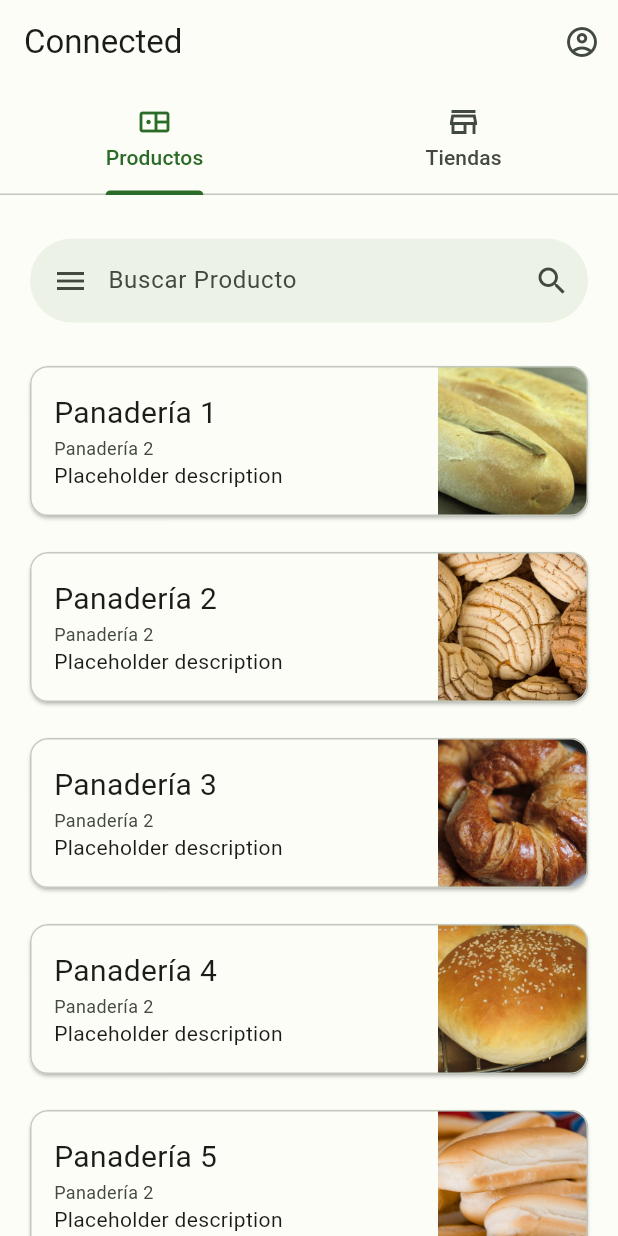
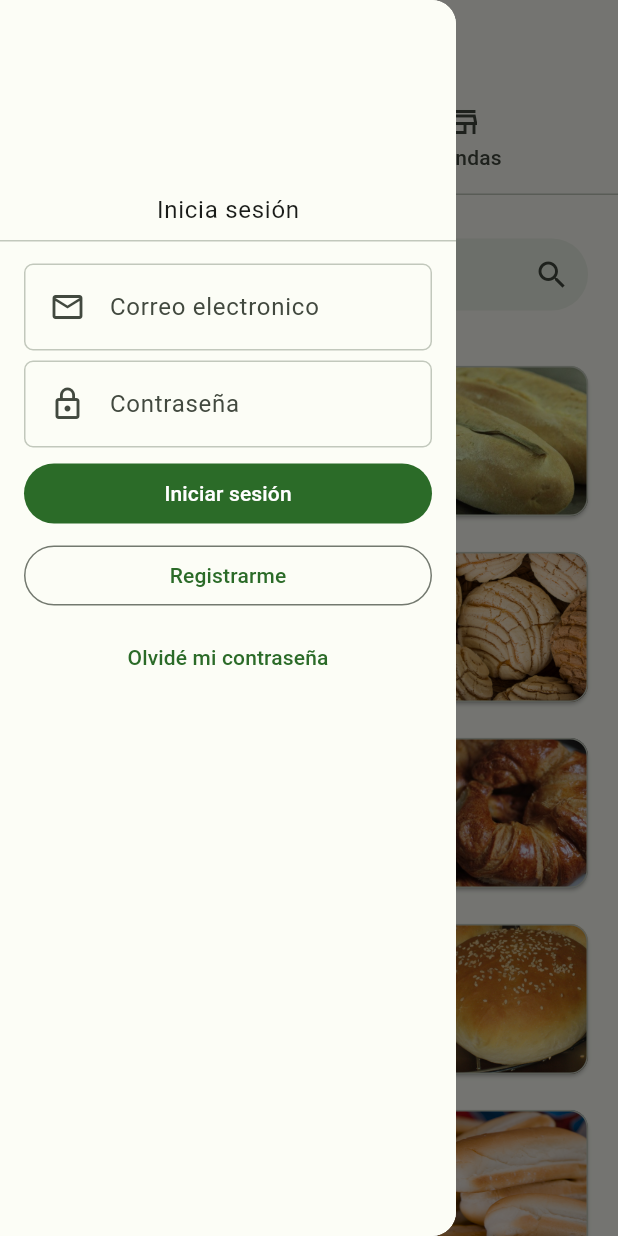
Before and after one commit to RejonSJ/connected_android, a Flutter app: the screen it shows after launch, with the side drawer open (before the commit the screen has no drawer), on a phone screen of 412 x 824 dp. Run offline on Flutter 3.47's test engine with Material 2 defaults, Android fonts, the phone set to English and light mode, and no system bars.

Commit message:
Add: Drawer

```diff
--- /dev/null
+++ b/connected_android/lib/globals.dart
@@ -0,0 +1,3 @@
+library connected_android.globals;
+
+bool isLoggedIn = false;
--- a/connected_android/lib/pages/home_page.dart
+++ b/connected_android/lib/pages/home_page.dart
@@ -1,6 +1,7 @@
 import 'package:connected_android/widgets/product_list.dart';
 import 'package:connected_android/widgets/search_input.dart';
 import 'package:flutter/material.dart';
+import '../widgets/drawer/default_drawer.dart';
 import '../widgets/shop_list.dart';
 
 class HomePage extends StatefulWidget {
@@ -10,8 +11,7 @@ class HomePage extends StatefulWidget {
   State<HomePage> createState() => _HomePageState();
 }
 
-class _HomePageState extends State<HomePage>
-    with TickerProviderStateMixin {
+class _HomePageState extends State<HomePage> with TickerProviderStateMixin {
   late TabController _tabController;
 
   @override
@@ -19,6 +19,7 @@ class _HomePageState extends State<HomePage>
     super.initState();
     _tabController = TabController(length: 2, vsync: this);
   }
+
   @override
   Widget build(BuildContext context) {
     return DefaultTabController(
@@ -27,35 +28,34 @@ class _HomePageState extends State<HomePage>
       child: Scaffold(
         appBar: AppBar(
           title: const Text('Connected'),
-          actions: [
-            IconButton(onPressed: () {
-
-            },
-            icon: const Icon(Icons.account_circle_outlined))
-          ],
           bottom: TabBar(
             controller: _tabController,
             tabs: const [
-              Tab(icon: Icon(Icons.bento_outlined), text: 'Productos',),
-              Tab(icon: Icon(Icons.store_outlined), text: 'Tiendas',)
+              Tab(
+                icon: Icon(Icons.bento_outlined),
+                text: 'Productos',
+              ),
+              Tab(
+                icon: Icon(Icons.store_outlined),
+                text: 'Tiendas',
+              )
             ],
           ),
         ),
+        drawer: DefaultDrawer(),
         body: TabBarView(
           controller: _tabController,
           children: <Widget>[
-            Stack(
-              children: const [
-                ProductList(),
-                SearchInput(searchType: 'Producto',),
-              ]
-            ),
-            Stack(
-              children: const [
-                ShopList(),
-                SearchInput(searchType: 'Tienda'),
-              ]
-            ),
+            Stack(children: const [
+              ProductList(),
+              SearchInput(
+                searchType: 'Producto',
+              ),
+            ]),
+            Stack(children: const [
+              ShopList(),
+              SearchInput(searchType: 'Tienda'),
+            ]),
           ],
         ),
       ),
--- a/connected_android/lib/pages/search_page.dart
+++ b/connected_android/lib/pages/search_page.dart
@@ -1,4 +1,3 @@
-import 'package:connected_android/color_schemes.g.dart';
 import 'package:flutter/material.dart';
 
 class SearchPage extends StatelessWidget {
@@ -15,7 +14,7 @@ class SearchPage extends StatelessWidget {
         child: Column(
           mainAxisAlignment: MainAxisAlignment.center,
           children: [
-            Icon(Icons.search_off, size: 150, color: lightColorScheme.onSurfaceVariant,),
+            Icon(Icons.search_off, size: 150, color: Theme.of(context).colorScheme.onSurfaceVariant,),
             const Text('No se encontró ningún resultado'),
             OutlinedButton(
               onPressed: () {
--- /dev/null
+++ b/connected_android/lib/widgets/drawer/default_drawer.dart
@@ -0,0 +1,21 @@
+import '../../globals.dart' as globals;
+import 'package:connected_android/widgets/drawer/login_menu.dart';
+import 'package:connected_android/widgets/drawer/user_menu.dart';
+import 'package:flutter/material.dart';
+
+class DefaultDrawer extends StatelessWidget {
+  const DefaultDrawer({super.key});
+
+  @override
+  Widget build(BuildContext context) {
+    Widget page;
+    if (globals.isLoggedIn) {
+      page = const UserMenu();
+    } else {
+      page = const LoginMenu();
+    }
+    return LayoutBuilder(builder: (context, constraint) {
+      return Drawer(child: page);
+    });
+  }
+}
--- /dev/null
+++ b/connected_android/lib/widgets/drawer/login_menu.dart
@@ -0,0 +1,98 @@
+import '../../globals.dart' as globals;
+import 'package:flutter/material.dart';
+
+class LoginMenu extends StatelessWidget {
+  const LoginMenu({
+    super.key,
+  });
+
+  @override
+  Widget build(BuildContext context) {
+    return Drawer(
+      child: ListView(
+        children: [
+          const DrawerHeader(
+            child: Align(
+                alignment: Alignment.bottomCenter,
+                child: Text('Inicia sesión')),
+          ),
+          Container(
+            padding: const EdgeInsets.symmetric(horizontal: 16),
+            height: 300,
+            child: Column(
+              mainAxisSize: MainAxisSize.max,
+              mainAxisAlignment: MainAxisAlignment.spaceEvenly,
+              children: [
+                Container(
+                  padding: const EdgeInsets.all(4),
+                  decoration: BoxDecoration(
+                      borderRadius: const BorderRadius.all(Radius.circular(6)),
+                      border: Border.all(
+                          width: 1,
+                          color: Theme.of(context).colorScheme.outlineVariant)),
+                  child: TextField(
+                    decoration: InputDecoration(
+                      border:
+                          const OutlineInputBorder(borderSide: BorderSide.none),
+                      contentPadding:
+                          const EdgeInsets.symmetric(horizontal: 16),
+                      hintText: 'Correo electronico',
+                      hintStyle: TextStyle(
+                          color: Theme.of(context).colorScheme.onSurfaceVariant,
+                          fontSize: 16),
+                      prefixIcon: const SizedBox(
+                        width: 18,
+                        child: Icon(Icons.email_outlined),
+                      ),
+                    ),
+                  ),
+                ),
+                Container(
+                  padding: const EdgeInsets.all(4),
+                  decoration: BoxDecoration(
+                      borderRadius: const BorderRadius.all(Radius.circular(6)),
+                      border: Border.all(
+                          width: 1,
+                          color: Theme.of(context).colorScheme.outlineVariant)),
+                  child: TextField(
+                    obscureText: true,
+                    decoration: InputDecoration(
+                      border:
+                          const OutlineInputBorder(borderSide: BorderSide.none),
+                      contentPadding:
+                          const EdgeInsets.symmetric(horizontal: 16),
+                      hintText: 'Contraseña',
+                      hintStyle: TextStyle(
+                          color: Theme.of(context).colorScheme.onSurfaceVariant,
+                          fontSize: 16),
+                      prefixIcon: const SizedBox(
+                        width: 18,
+                        child: Icon(Icons.lock_outline),
+                      ),
+                    ),
+                  ),
+                ),
+                FilledButton(
+                    onPressed: () {
+                      globals.isLoggedIn = true;
+                    },
+                    style: ElevatedButton.styleFrom(
+                      minimumSize: const Size.fromHeight(40),
+                    ),
+                    child: const Text('Iniciar sesión')),
+                OutlinedButton(
+                    onPressed: () {},
+                    style: ElevatedButton.styleFrom(
+                        minimumSize: const Size.fromHeight(40)),
+                    child: const Text('Registrarme')),
+                TextButton(
+                    onPressed: () {},
+                    child: const Text('Olvidé mi contraseña')),
+              ],
+            ),
+          ),
+        ],
+      ),
+    );
+  }
+}
--- a/connected_android/lib/widgets/product_card.dart
+++ b/connected_android/lib/widgets/product_card.dart
@@ -1,6 +1,5 @@
 import 'package:flutter/material.dart';
 
-import '../color_schemes.g.dart';
 import '../core/entities/product.dart';
 import '../core/entities/shop.dart';
 
@@ -12,7 +11,7 @@ createProductList(BuildContext context, Shop shops, Product products) => InkWell
     shape: RoundedRectangleBorder(
       borderRadius: BorderRadius.circular(12),
       side: BorderSide(
-        color: lightColorScheme.outlineVariant,
+        color: Theme.of(context).colorScheme.outlineVariant,
         width: 1,
       ),
     ),
@@ -29,9 +28,9 @@ createProductList(BuildContext context, Shop shops, Product products) => InkWell
                 mainAxisAlignment: MainAxisAlignment.spaceAround,
                 crossAxisAlignment: CrossAxisAlignment.start,
                 children: [
-                  Text(products.name, style: TextStyle(fontSize: 20, color: lightColorScheme.onSurface),),
-                  Text(shops.name, style: TextStyle(fontSize: 12, color: lightColorScheme.onSurfaceVariant)),
-                  Text(products.description, style: TextStyle(fontSize: 14, color: lightColorScheme.onSurface),),
+                  Text(products.name, style: TextStyle(fontSize: 20, color: Theme.of(context).colorScheme.onSurface),),
+                  Text(shops.name, style: TextStyle(fontSize: 12, color: Theme.of(context).colorScheme.onSurfaceVariant)),
+                  Text(products.description, style: TextStyle(fontSize: 14, color: Theme.of(context).colorScheme.onSurface),),
                 ],
               ),
             ),
--- a/connected_android/lib/widgets/search_input.dart
+++ b/connected_android/lib/widgets/search_input.dart
@@ -1,4 +1,3 @@
-import 'package:connected_android/color_schemes.g.dart';
 import 'package:connected_android/pages/search_page.dart';
 import 'package:flutter/material.dart';
 
@@ -21,9 +20,9 @@ class _SearchInputState extends State<SearchInput> {
               Flexible(
                 flex: 1,
                 child: Card(
-                  color: lightColorScheme.surface,
+                  color: Theme.of(context).colorScheme.surface,
                   elevation: 3,
-                  surfaceTintColor: lightColorScheme.surfaceTint,
+                  surfaceTintColor: Theme.of(context).colorScheme.surfaceTint,
                   shadowColor: Colors.transparent,
                   shape: RoundedRectangleBorder(
                       borderRadius: BorderRadius.circular(100)),
@@ -35,19 +34,15 @@ class _SearchInputState extends State<SearchInput> {
                                 searchType: widget.searchType,
                               )),
                     ),
-                    cursorColor: lightColorScheme.onSurfaceVariant,
+                    cursorColor: Theme.of(context).colorScheme.onSurfaceVariant,
                     decoration: InputDecoration(
                       border:
                           const OutlineInputBorder(borderSide: BorderSide.none),
+                      contentPadding: const EdgeInsets.symmetric(horizontal: 16),
                       hintText: 'Buscar ${widget.searchType}',
                       hintStyle: TextStyle(
-                          color: lightColorScheme.onSurfaceVariant,
+                          color: Theme.of(context).colorScheme.onSurfaceVariant,
                           fontSize: 16),
-                      prefixIcon: Container(
-                        padding: const EdgeInsets.all(15),
-                        width: 18,
-                        child: const Icon(Icons.menu),
-                      ),
                       suffixIcon: const SizedBox(
                         width: 18,
                         child: Icon(Icons.search),
```
Also changed, not shown: connected_android/lib/widgets/drawer/user_menu.dart (added, +94 -0 lines), connected_android/lib/widgets/shop_card.dart (+3 -4 lines), 8 other files.
